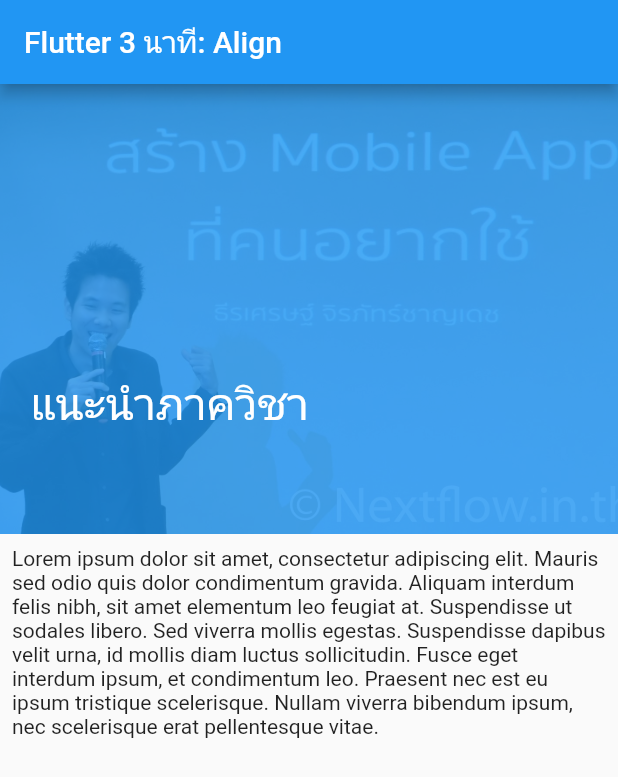
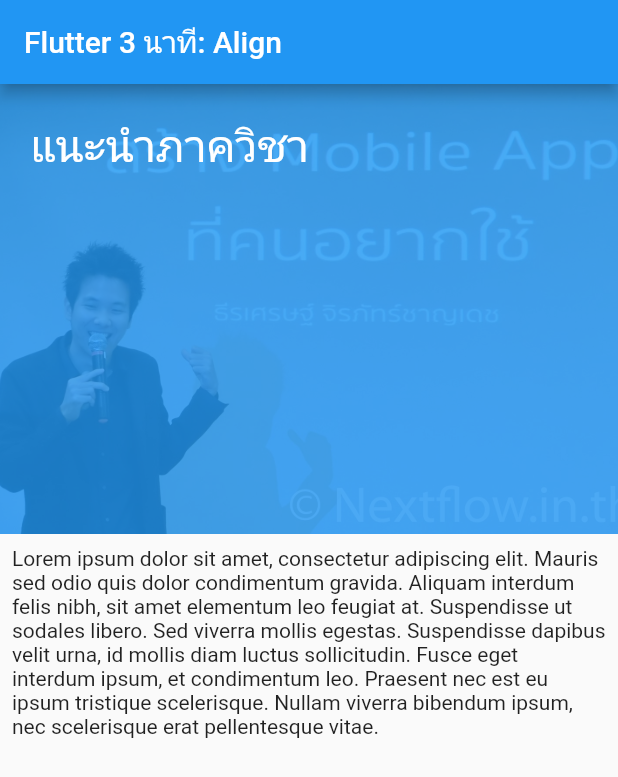
Before and after one commit to teerasej/nextflow_widget_today_align, a Flutter app: the screen it shows after launch, on a phone screen of 412 x 824 dp. Shown: the top 777 px of the screen. Run offline on Flutter 3.47's test engine with Material 2 defaults, Android fonts, the phone set to English and light mode, and no system bars.

Commit message:
for start

```diff
--- a/lib/main.dart
+++ b/lib/main.dart
@@ -53,14 +53,11 @@ class _MyHomePageState extends State<MyHomePage> {
                   ),
                   Padding(
                     padding: EdgeInsets.all(20),
-                    child: Align(
-                      alignment: Alignment(-1, 0.57),
-                      child: Text(
-                        'แนะนำภาควิชา',
-                        style: TextStyle(
-                          fontSize: 30,
-                          color: Colors.white,
-                        ),
+                    child: Text(
+                      'แนะนำภาควิชา',
+                      style: TextStyle(
+                        fontSize: 30,
+                        color: Colors.white,
                       ),
                     ),
                   )
```
